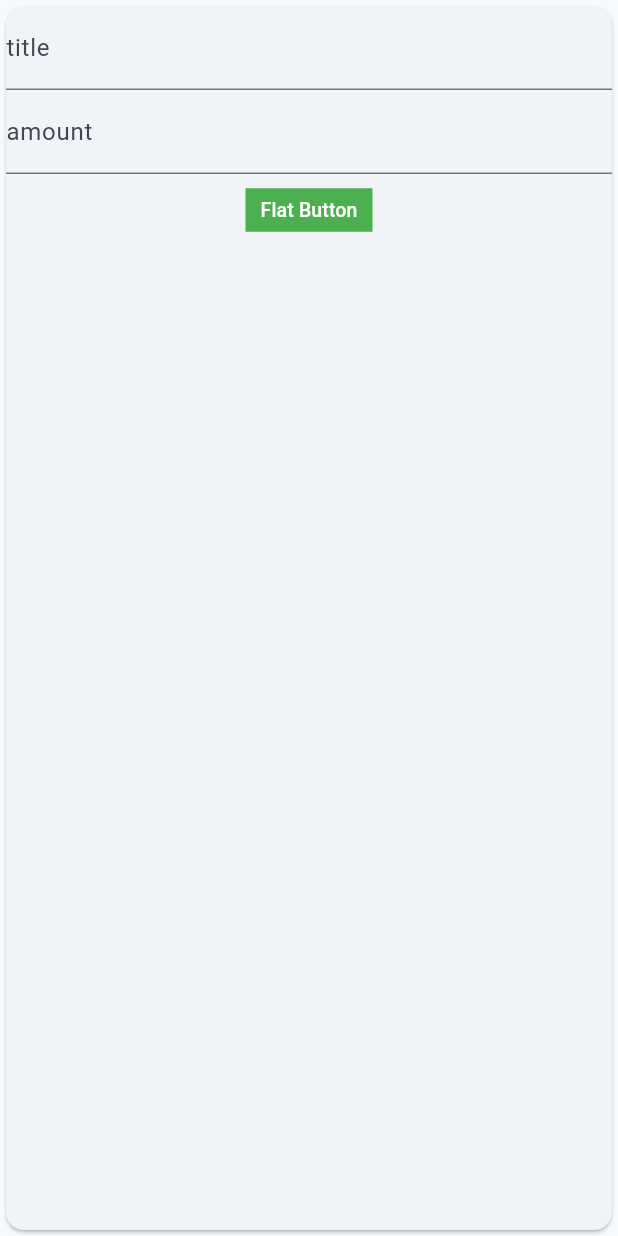
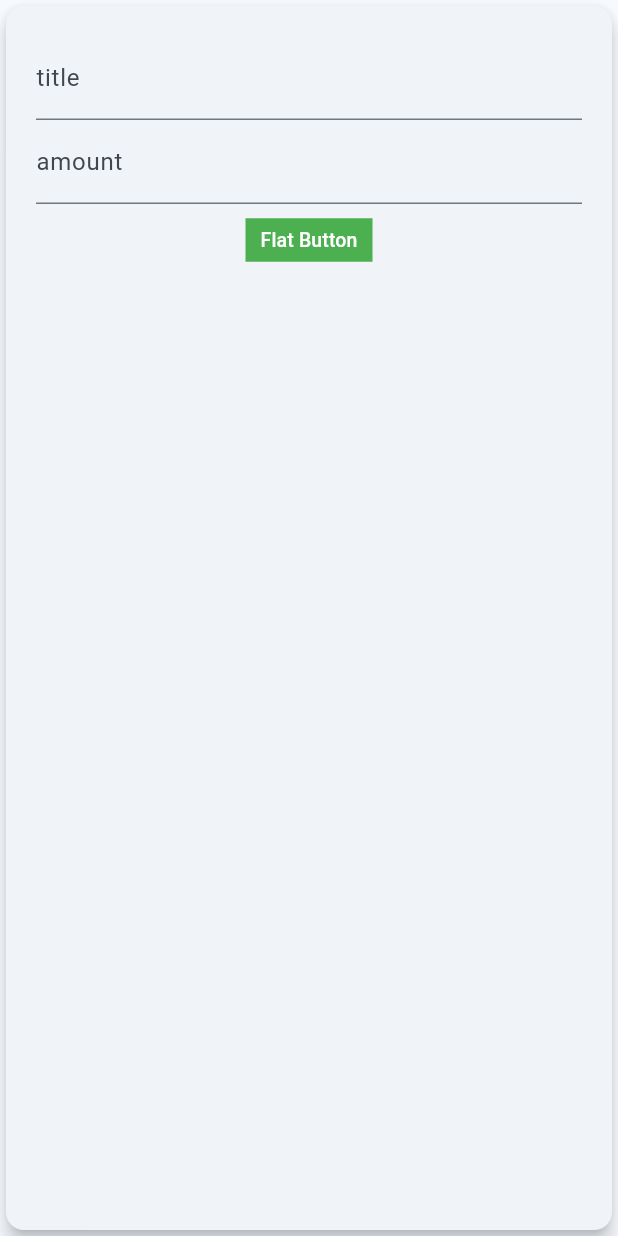
Before and after one commit to zahhard/personal_expence_app, a Flutter app: the NewTranaction widget shown alone on an empty page, opened directly with empty values, after a tap on "Flat Button", on a phone screen of 412 x 824 dp. Run offline on Flutter 3.47's test engine with Material 3 defaults, Android fonts, the phone set to English and light mode, and no system bars.

Commit message:
newTransaction change to stateFull widget

```diff
--- a/lib/widgets/NewTransaction.dart
+++ b/lib/widgets/NewTransaction.dart
@@ -1,12 +1,20 @@
 import 'package:flutter/cupertino.dart';
 import 'package:flutter/material.dart';
 
-class NewTranaction extends StatelessWidget{
+class NewTranaction extends StatefulWidget {
   final Function addTx;
+
+  NewTranaction(this.addTx);
+
+  @override
+  State<StatefulWidget> createState() => _NewTransactionState();
+}
+
+class _NewTransactionState extends State<NewTranaction> {
   final titleController = TextEditingController();
   final amountController = TextEditingController();
 
-  NewTranaction(this.addTx);
+
   void submitData (){
     final enterTitle = titleController.text;
     final enterAmount = double.parse(amountController.text);
@@ -14,14 +22,18 @@ class NewTranaction extends StatelessWidget{
     if (enterTitle.isEmpty || enterAmount<0){
       return;
     }
-    addTx(enterTitle, enterAmount);
-}
+    widget.addTx(enterTitle, enterAmount);
+
+    Navigator.of(context).pop();
+  }
 
   @override
   Widget build(BuildContext context) {
     return
       Card(
+        elevation: 5,
         child: Container(
+          padding: EdgeInsets.all(20),
           child: Column(
             children: <Widget>[
               TextField(
```
